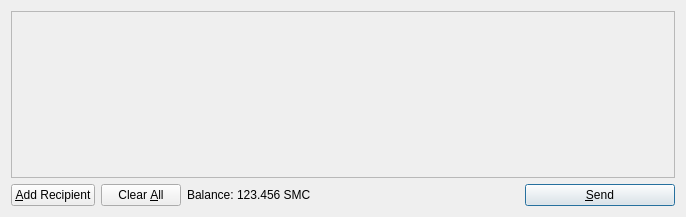
First picture: the form in src/qt/forms/sendcoinsdialog.ui, repository ebaycoin/ebaycoin, before the edit.
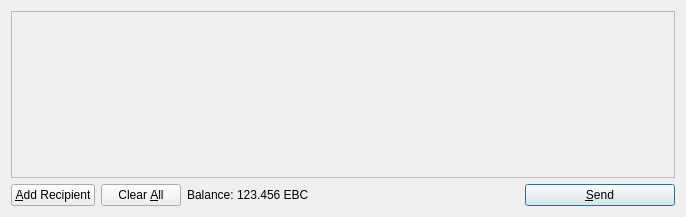
Second picture: the form after the edit. Icons and pictures are not drawn.

```diff
--- a/src/qt/forms/sendcoinsdialog.ui
+++ b/src/qt/forms/sendcoinsdialog.ui
@@ -119,7 +119,7 @@
           <cursorShape>IBeamCursor</cursorShape>
          </property>
          <property name="text">
-          <string>123.456 SMC</string>
+          <string>123.456 EBC</string>
          </property>
          <property name="textInteractionFlags">
           <set>Qt::LinksAccessibleByMouse|Qt::TextSelectableByKeyboard|Qt::TextSelectableByMouse</set>
```
